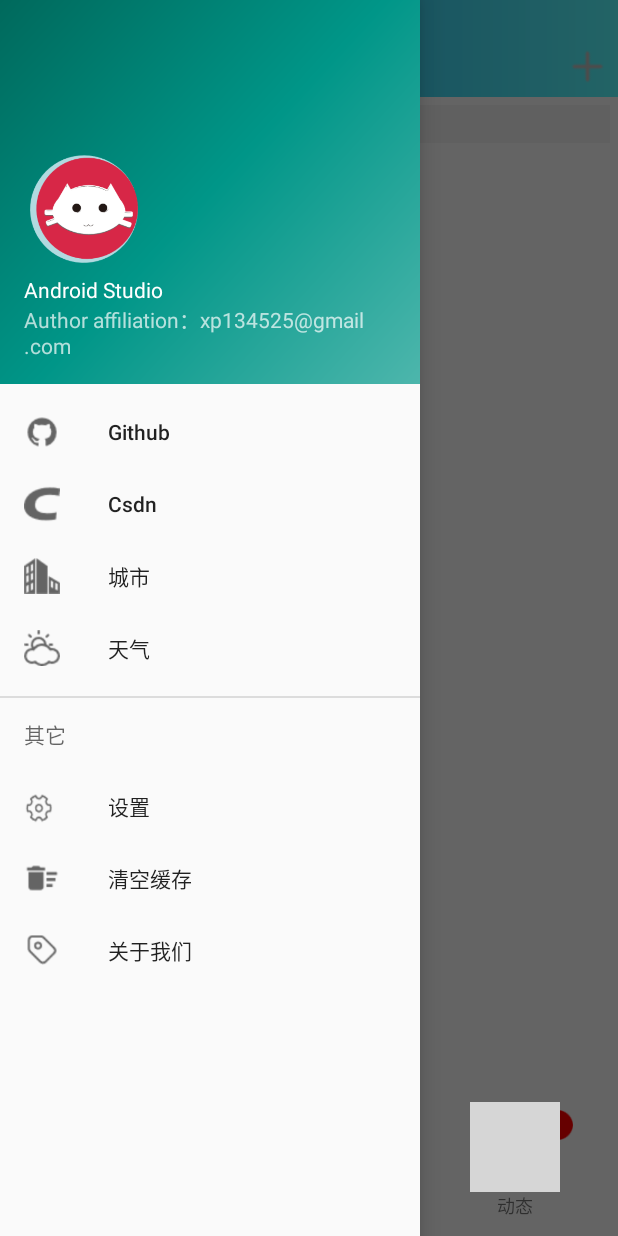
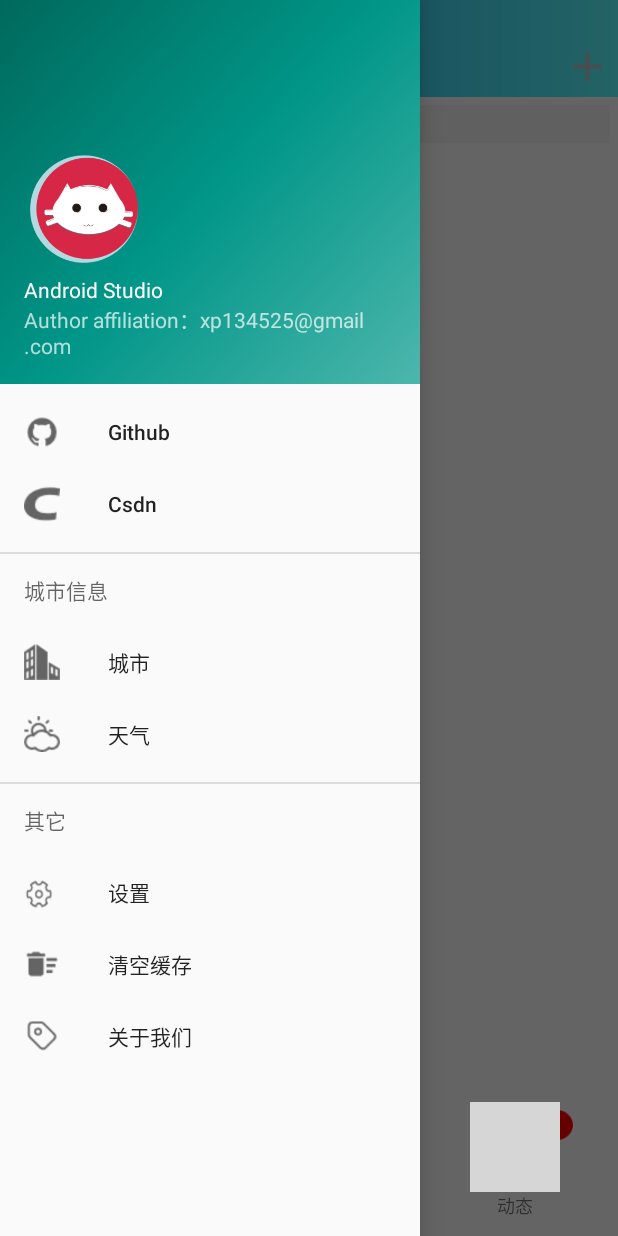
Before and after one commit to 547291213/MyCat, an Android app: the MessageFragment screen opened directly, with no data from a screen before it, with the side drawer open, on a phone screen of 412 x 824 dp. Run offline under Robolectric (Android 15) with nearby library versions, the phone set to English and light mode, and no system bars; our stand-ins replace ButterKnife; grey boxes are pictures that could not be loaded.

Commit message:
1 修复搜索栏点击BUG 2 美化界面

```diff
--- a/app/src/main/java/com/example/xkfeng/mycat/Fragment/MessageFragment.java
+++ b/app/src/main/java/com/example/xkfeng/mycat/Fragment/MessageFragment.java
@@ -60,9 +60,7 @@
          /*
             设置搜索栏相关属性
          */
-
         setEtSearchEdit();
-
 
          /*
            设置顶部标题栏相关属性
@@ -82,17 +80,16 @@
         etSearchEdit.setCompoundDrawablePadding(-left.getIntrinsicWidth() / 2 + 5);
         etSearchEdit.setCompoundDrawables(left, null, null, null);
         etSearchEdit.setAlpha((float) 0.6);
+        //点击转到搜索页面
+        etSearchEdit.setOnClickListener(new View.OnClickListener() {
+            @Override
+            public void onClick(View v) {
+                startActivity(new Intent(mContext, SearchActivity.class));
+            }
+        });
 
     }
 
-
-    /*
-       转到搜索界面
-     */
-    public void intoSearchView(View view) {
-
-        startActivity(new Intent(mContext, SearchActivity.class));
-    }
 
     /**
      * 设置顶部标题栏相关属性
--- a/app/src/main/res/layout/message_fragment_layout.xml
+++ b/app/src/main/res/layout/message_fragment_layout.xml
@@ -23,7 +23,6 @@
         android:layout_width="match_parent"
         android:layout_height="wrap_content"
         android:text="搜索"
-        android:onClick="intoSearchView"
         android:textSize="14sp"
         android:gravity="center"
         android:layout_margin="5dp"
--- a/app/src/main/res/menu/activity_main_drawer.xml
+++ b/app/src/main/res/menu/activity_main_drawer.xml
@@ -12,6 +12,13 @@
             android:id="@+id/nav_csdn"
             android:icon="@drawable/csdn"
             android:title="Csdn" />
+
+    </group>
+
+
+
+    <item android:title="城市信息">
+      <menu>
           <item
               android:id="@+id/nav_city"
               android:icon="@drawable/city"
@@ -20,8 +27,8 @@
               android:id="@+id/nav_weather"
               android:icon="@drawable/weather"
               android:title="天气" />
-    </group>
-
+      </menu>
+    </item>
     <item android:title="其它">
         <menu>
             <item
@@ -41,4 +48,5 @@
         </menu>
     </item>
 
+
 </menu>
```
Lines whose indentation alone changed are shown as unchanged.
